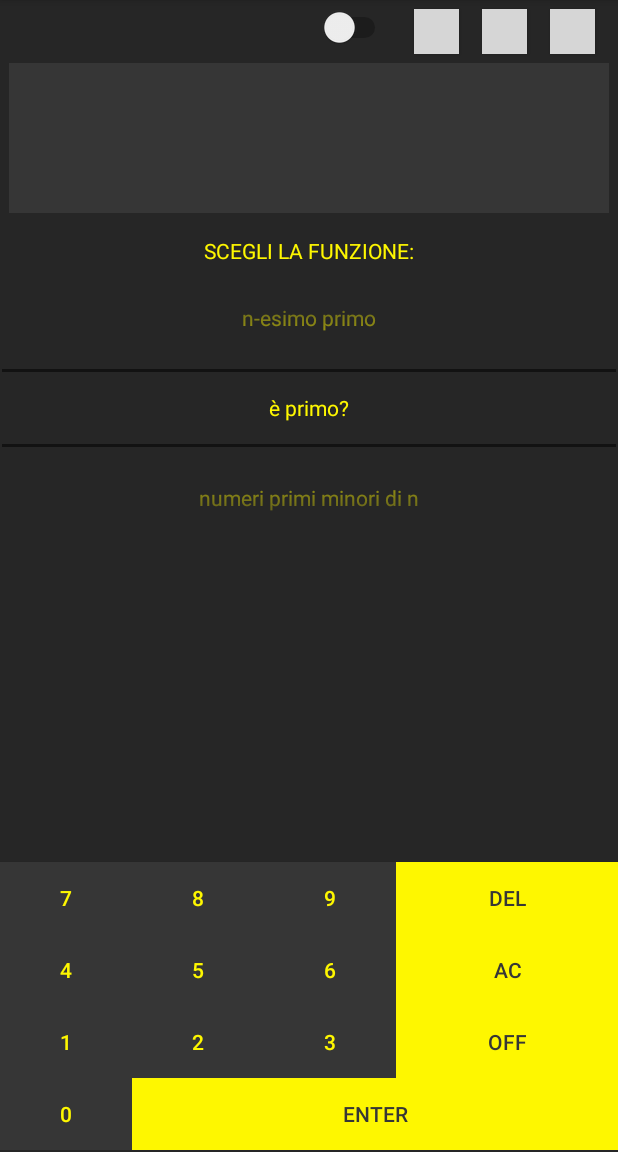
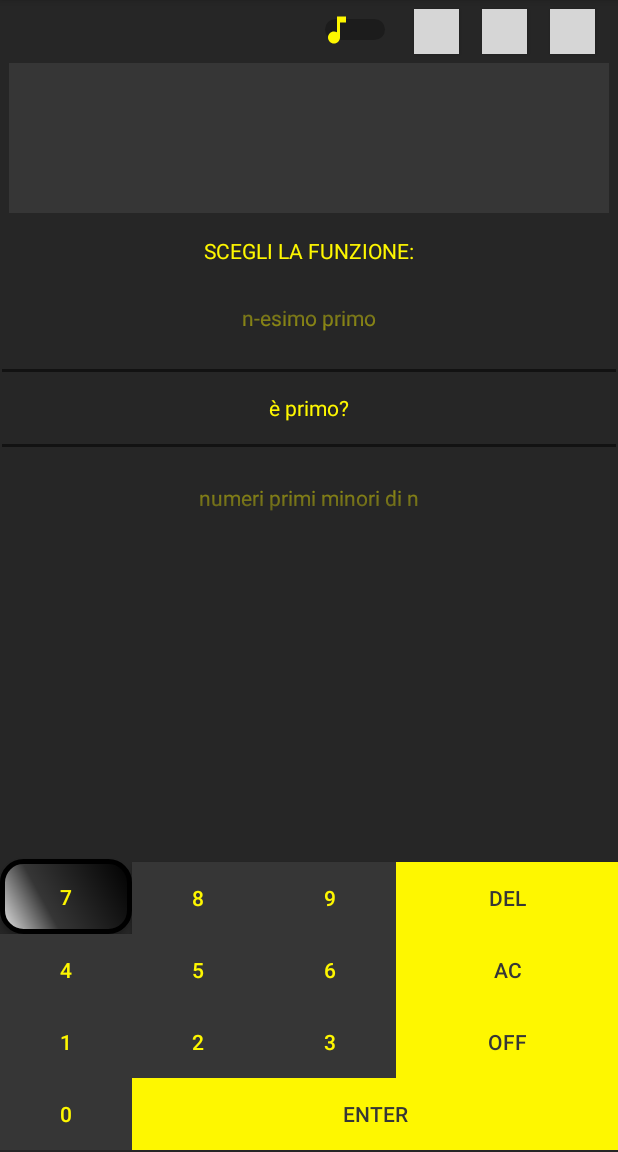
Before and after one commit to AdrianoMorini/PrimeCalculator, an Android app: the screen it shows after launch (MainActivity), after a tap on an icon or button, on a phone screen of 412 x 824 dp, the part 84-1236 px from its top. Run offline under Robolectric (Android 15) with nearby library versions, the phone set to English and light mode, and no system bars; 1 statement that could not run was skipped; grey boxes are pictures that could not be loaded.

Commit message:
Initial commit

```diff
--- a/app/src/main/java/it/ticandtac/primecalculator/MainActivity.java
+++ b/app/src/main/java/it/ticandtac/primecalculator/MainActivity.java
@@ -18,6 +18,7 @@ import android.widget.EditText;
 import android.widget.NumberPicker;
 import android.widget.Switch;
 import android.widget.TextView;
+import android.widget.Toast;
 
 public class MainActivity extends AppCompatActivity {
 
@@ -152,6 +153,11 @@ public class MainActivity extends AppCompatActivity {
             @Override
             public void onClick(View v) {
                 OnOff = switch_.isChecked();
+                if (OnOff){
+                    Toast.makeText(MainActivity.this, "Suono On", Toast.LENGTH_SHORT).show();
+                } else {
+                    Toast.makeText(MainActivity.this, "Suono Off", Toast.LENGTH_SHORT).show();
+                }
                 saveData();
             }
         });
--- /dev/null
+++ b/app/src/main/res/drawable/buttonshape.xml
@@ -0,0 +1,28 @@
+<?xml version="1.0" encoding="utf-8"?>
+<shape xmlns:android="http://schemas.android.com/apk/res/android" android:shape="rectangle" >
+    <corners
+        android:radius="14dp"
+        />
+    <gradient
+        android:angle="45"
+        android:centerX="35%"
+        android:centerColor="#363636"
+        android:startColor="#E8E8E8"
+        android:endColor="#000000"
+        android:type="linear"
+        />
+    <padding
+        android:left="0dp"
+        android:top="0dp"
+        android:right="0dp"
+        android:bottom="0dp"
+        />
+    <size
+        android:width="70dp"
+        android:height="50dp"
+        />
+    <stroke
+        android:width="3dp"
+        android:color="#000"
+        />
+</shape>
--- /dev/null
+++ b/app/src/main/res/drawable/ic_music_note_.xml
@@ -0,0 +1,5 @@
+<vector android:height="24dp" android:tint="#FEF700"
+    android:viewportHeight="24.0" android:viewportWidth="24.0"
+    android:width="24dp" xmlns:android="http://schemas.android.com/apk/res/android">
+    <path android:fillColor="#FF000000" android:pathData="M12,3v10.55c-0.59,-0.34 -1.27,-0.55 -2,-0.55 -2.21,0 -4,1.79 -4,4s1.79,4 4,4 4,-1.79 4,-4V7h4V3h-6z"/>
+</vector>
--- a/app/src/main/res/layout/activity_main.xml
+++ b/app/src/main/res/layout/activity_main.xml
@@ -46,6 +46,7 @@
             android:layout_marginTop="4dp"
             android:textOff="Off"
             android:textOn="On"
+            android:thumb="@drawable/ic_music_note_"
             android:theme="@style/SwitchTheme"
         />
 
--- a/app/src/main/res/layout/keyboard.xml
+++ b/app/src/main/res/layout/keyboard.xml
@@ -13,7 +13,7 @@
             android:layout_height="wrap_content"
             android:layout_above="@id/button_4"
             android:text="7"
-            android:background="#363636"
+            android:background="@drawable/buttonshape"
             android:textColor="@color/yellow"
            />
 
```
